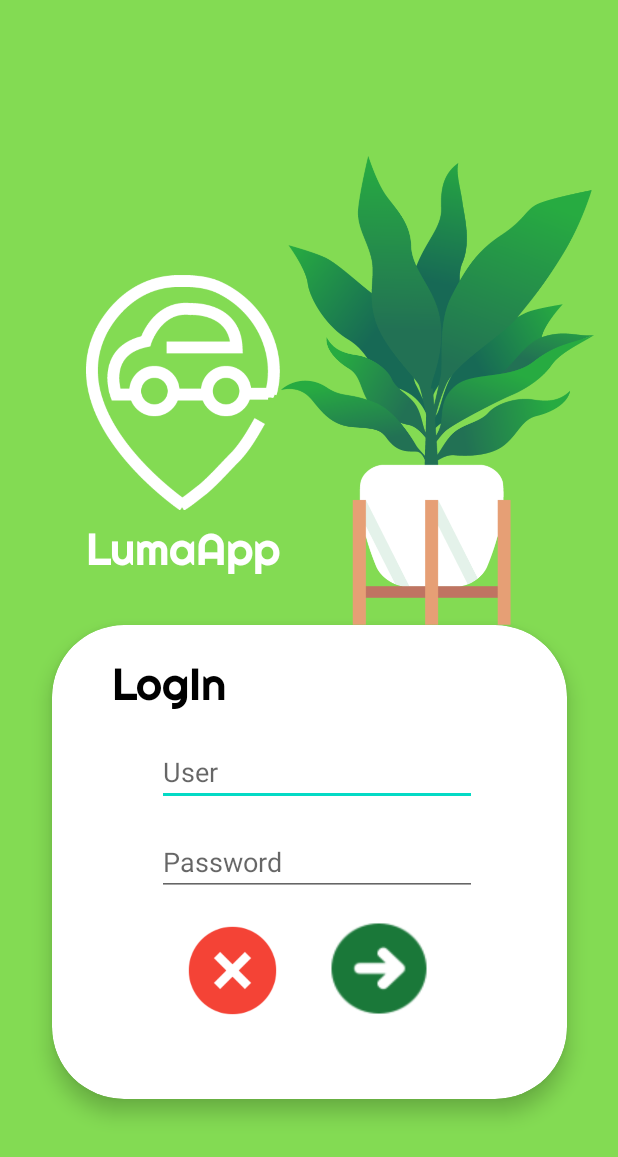
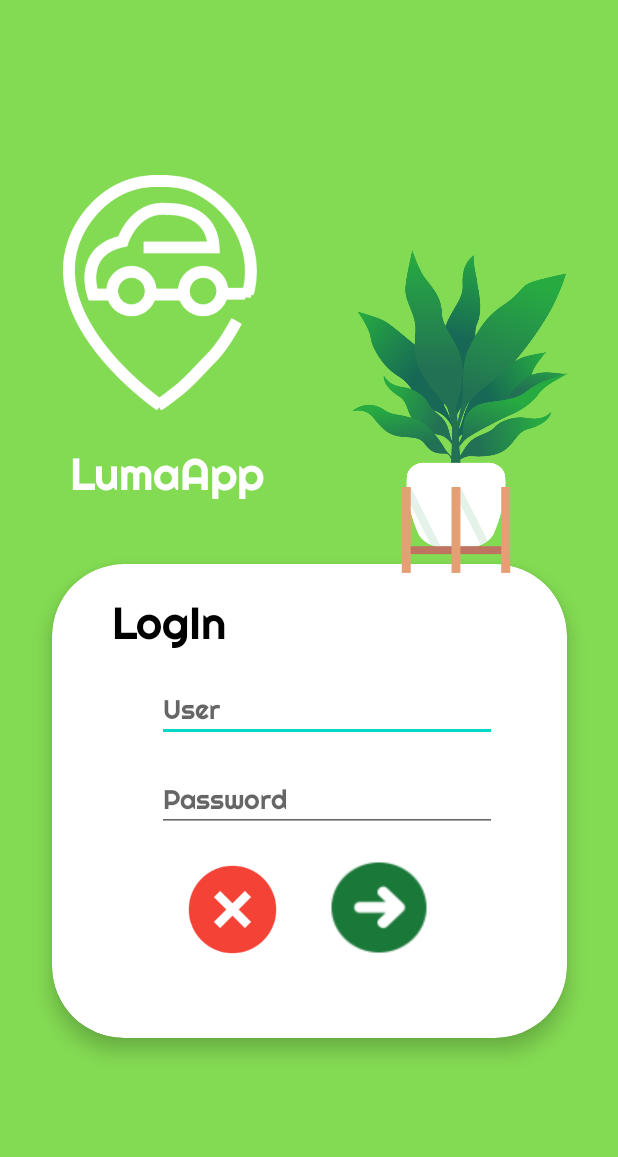
Before and after one commit to Hana897TRX/TecPool, an Android app: the screen it shows after launch (LogInActivity), on a phone screen of 412 x 824 dp. Shown: the top 1157 px of the screen. Run offline under Robolectric (Android 15) with nearby library versions, the light colour scheme and no system bars.

Commit message:
Added LogIn UI

```diff
--- /dev/null
+++ b/LumaApp/app/src/main/java/mx/tec/lumaapp/MainActivity.kt
@@ -0,0 +1,14 @@
+package mx.tec.lumaapp
+
+import android.content.Intent
+import android.os.Build
+import androidx.appcompat.app.AppCompatActivity
+import android.os.Bundle
+import android.view.WindowInsets
+
+class MainActivity : AppCompatActivity() {
+    override fun onCreate(savedInstanceState: Bundle?) {
+        super.onCreate(savedInstanceState)
+        setContentView(R.layout.activity_main)
+    }
+}
--- a/LumaApp/app/src/main/res/layout/login_main.xml
+++ b/LumaApp/app/src/main/res/layout/login_main.xml
@@ -25,32 +25,29 @@
         android:layout_width="wrap_content"
         android:layout_height="wrap_content"
         android:orientation="horizontal"
-        app:layout_constraintGuide_percent="0.02" />
+        app:layout_constraintGuide_percent="0.04" />
 
     <androidx.constraintlayout.widget.Guideline
         android:id="@+id/guideline9"
         android:layout_width="wrap_content"
         android:layout_height="wrap_content"
         android:orientation="horizontal"
-        app:layout_constraintGuide_percent="0.98" />
+        app:layout_constraintGuide_percent="0.96032834" />
 
     <!--Layout Starts here-->
-
     <ImageView
         android:id="@+id/imageView3"
-        android:layout_width="0dp"
-        android:layout_height="0dp"
-        android:layout_marginStart="170dp"
-        android:layout_marginLeft="170dp"
-        android:contentDescription="@string/descripcionddd"
+        android:layout_width="193dp"
+        android:layout_height="215dp"
+        android:layout_marginStart="200dp"
+        android:layout_marginLeft="200dp"
+        android:layout_marginTop="50dp"
         android:elevation="9dp"
-        android:scaleType="fitEnd"
-        app:layout_constraintBottom_toTopOf="@+id/cardView"
+        app:layout_constraintBottom_toTopOf="@+id/guideline9"
         app:layout_constraintEnd_toStartOf="@+id/guideline7"
-        app:layout_constraintHorizontal_bias="1.0"
         app:layout_constraintStart_toStartOf="@+id/guideline5"
         app:layout_constraintTop_toTopOf="@+id/guideline8"
-        app:layout_constraintVertical_bias="1.0"
+        app:layout_constraintVertical_bias="0.17000002"
         app:srcCompat="@drawable/maceta" />
 
     <androidx.cardview.widget.CardView
@@ -65,7 +62,7 @@
         app:layout_constraintHorizontal_bias="0.485"
         app:layout_constraintStart_toStartOf="@+id/guideline5"
         app:layout_constraintTop_toTopOf="@+id/guideline8"
-        app:layout_constraintVertical_bias="0.842">
+        app:layout_constraintVertical_bias="0.775">
 
         <EditText
             android:id="@+id/txtUser"
@@ -75,7 +72,6 @@
             android:layout_marginLeft="70dp"
             android:layout_marginTop="75dp"
             android:ems="10"
-            android:fontFamily="sans-serif"
             android:hint="@string/User"
             android:inputType="textPersonName" />
 
@@ -87,7 +83,6 @@
             android:layout_marginLeft="70dp"
             android:layout_marginTop="135dp"
             android:ems="10"
-            android:fontFamily="sans-serif"
             android:hint="@string/Password"
             android:inputType="textPersonName" />
 
@@ -118,6 +113,7 @@
             android:layout_marginStart="40dp"
             android:layout_marginLeft="40dp"
             android:layout_marginTop="20dp"
+            android:fontFamily="@font/titulos"
             android:text="@string/LogIn"
             android:textColor="#000"
             android:textSize="30sp" />
@@ -128,32 +124,33 @@
         android:id="@+id/imgLogo"
         android:layout_width="129dp"
         android:layout_height="170dp"
-        android:layout_marginStart="40dp"
-        android:layout_marginLeft="40dp"
+        android:layout_marginTop="60dp"
+        android:layout_marginEnd="200dp"
+        android:layout_marginRight="200dp"
         app:layout_constraintBottom_toTopOf="@+id/textView4"
         app:layout_constraintEnd_toStartOf="@+id/guideline7"
-        app:layout_constraintHorizontal_bias="0.0"
         app:layout_constraintStart_toStartOf="@+id/guideline5"
         app:layout_constraintTop_toTopOf="@+id/guideline8"
-        app:layout_constraintVertical_bias="1.0"
-        app:srcCompat="@drawable/carro"
-        android:contentDescription="@string/descripcionddd" />
+        app:layout_constraintVertical_bias="0.0"
+        app:srcCompat="@drawable/carro" />
 
     <TextView
         android:id="@+id/textView4"
         android:layout_width="wrap_content"
         android:layout_height="wrap_content"
-        android:layout_marginStart="40dp"
-        android:layout_marginLeft="40dp"
-        android:layout_marginBottom="25dp"
+        android:layout_marginStart="20dp"
+        android:layout_marginLeft="20dp"
+        android:layout_marginEnd="24dp"
+        android:layout_marginRight="24dp"
+        android:layout_marginBottom="24dp"
+        android:fontFamily="@font/titulos"
         android:text="@string/app_name"
         android:textColor="#FFF"
         android:textSize="30sp"
         app:layout_constraintBottom_toTopOf="@+id/cardView"
-        app:layout_constraintEnd_toStartOf="@+id/guideline7"
-        app:layout_constraintHorizontal_bias="0.0"
+        app:layout_constraintEnd_toStartOf="@+id/imageView3"
+        app:layout_constraintHorizontal_bias="0.49"
         app:layout_constraintStart_toStartOf="@+id/guideline5"
-        app:layout_constraintTop_toTopOf="@+id/guideline8"
-        app:layout_constraintVertical_bias="0.981" />
+        app:layout_constraintTop_toBottomOf="@+id/imgLogo" />
 
 </androidx.constraintlayout.widget.ConstraintLayout>
```
